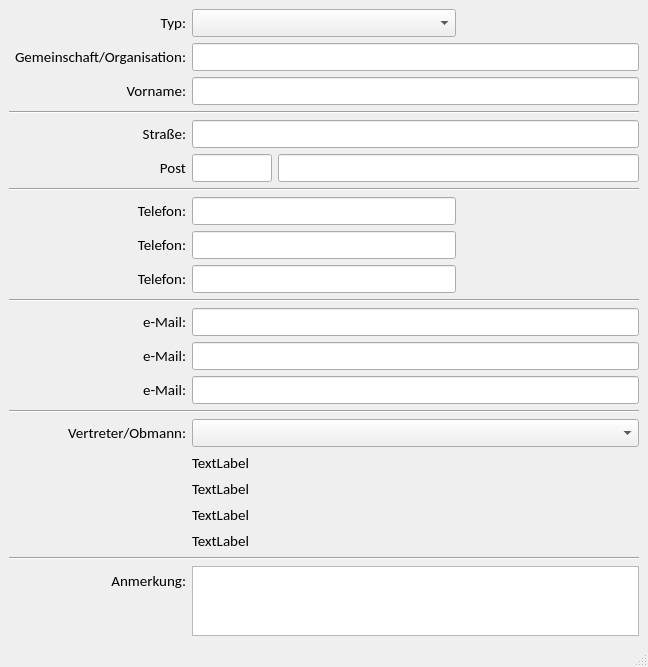
This is almgis/scopes/kontakt/kontakt.ui in gidhoog/AlmGIS as Qt 5 draws it before an edit. The edited form follows.
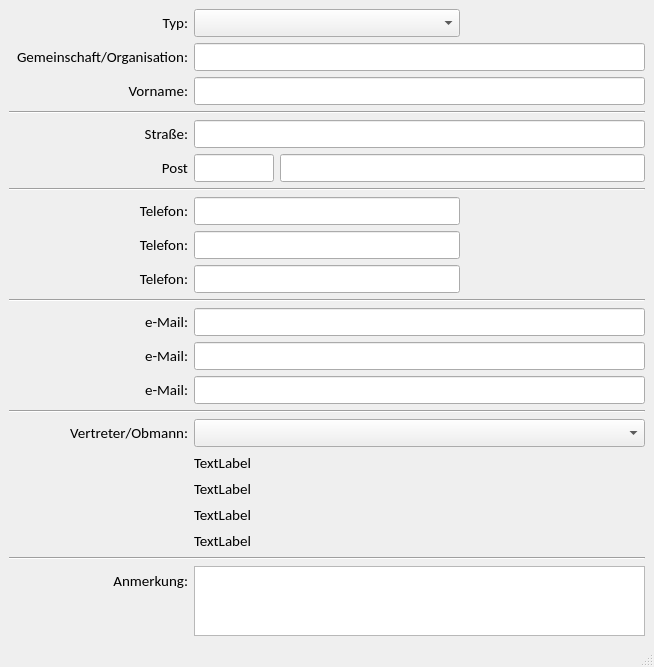
This is the edited form. Custom widgets are drawn as their Qt base class.

What changed in the file:
```diff
--- a/almgis/scopes/kontakt/kontakt.ui
+++ b/almgis/scopes/kontakt/kontakt.ui
@@ -6,7 +6,7 @@
    <rect>
     <x>0</x>
     <y>0</y>
-    <width>648</width>
+    <width>654</width>
     <height>633</height>
    </rect>
   </property>
```
Left out of the diff: 4 changed lines with no effect on the pictures.
